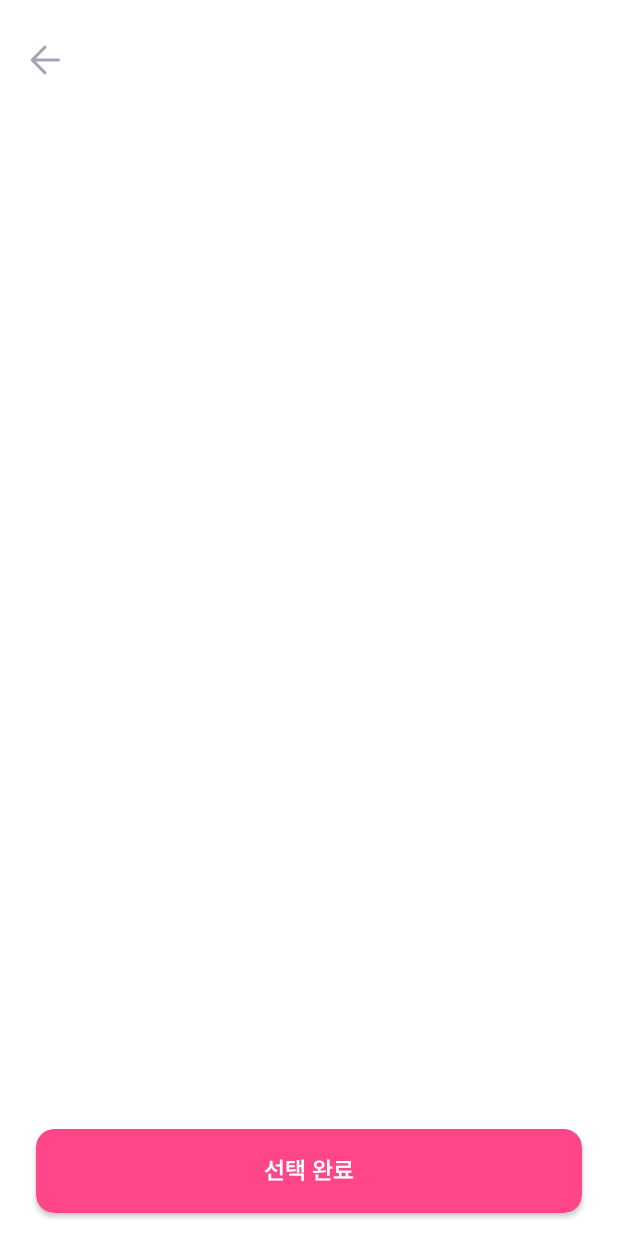
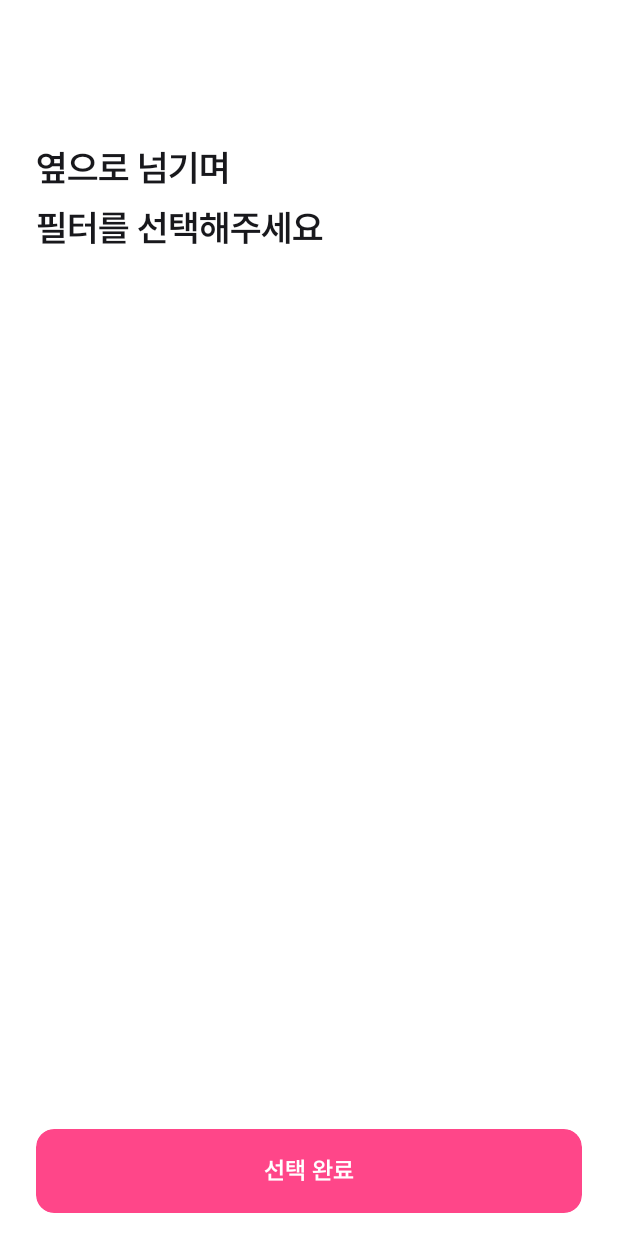
Before and after one commit to JangWoojun/Cartoon_Four_Cut, an Android app: the FilterActivity screen opened directly, with no data from a screen before it, on a phone screen of 412 x 824 dp. Run offline under Robolectric (Android 15) with nearby library versions, the phone set to English and light mode, and no system bars.

Commit message:
design: FilterActivity 디자인

```diff
--- a/app/src/main/res/layout/activity_filter.xml
+++ b/app/src/main/res/layout/activity_filter.xml
@@ -7,30 +7,32 @@
     android:background="@color/white"
     tools:context=".FilterActivity">
 
-    <LinearLayout
-        android:layout_marginTop="16dp"
-        android:id="@+id/back_button"
+    <TextView
+        android:lineHeight="40dp"
+        android:id="@+id/textView6"
         android:layout_width="wrap_content"
-        android:layout_height="48dp"
-        android:gravity="center"
+        android:layout_height="80dp"
+        android:layout_marginStart="24dp"
+        android:layout_marginTop="92dp"
+        android:fontFamily="@font/s_semibold"
+        android:gravity="center_vertical"
+        android:text="옆으로 넘기며\n필터를 선택해주세요"
+        android:textColor="@color/gray_100"
+        android:textSize="24sp"
         app:layout_constraintStart_toStartOf="parent"
-        app:layout_constraintTop_toTopOf="parent">
-
-        <ImageView
-            android:layout_marginStart="14dp"
-            android:layout_width="wrap_content"
-            android:layout_height="wrap_content"
-            android:src="@drawable/back_icon" />
-
-    </LinearLayout>
+        app:layout_constraintTop_toTopOf="parent" />
 
     <androidx.viewpager2.widget.ViewPager2
         android:id="@+id/view_pager"
         android:layout_width="match_parent"
         android:layout_height="0dp"
-        app:layout_constraintTop_toBottomOf="@+id/back_button" />
+        android:clipChildren="false"
+        android:clipToPadding="false"
+        android:layout_marginTop="16dp"
+        app:layout_constraintTop_toBottomOf="@+id/textView6" />
 
     <androidx.cardview.widget.CardView
+        app:cardElevation="0dp"
         android:id="@+id/select_button"
         app:cardCornerRadius="12dp"
         app:cardBackgroundColor="@color/pink"
```
